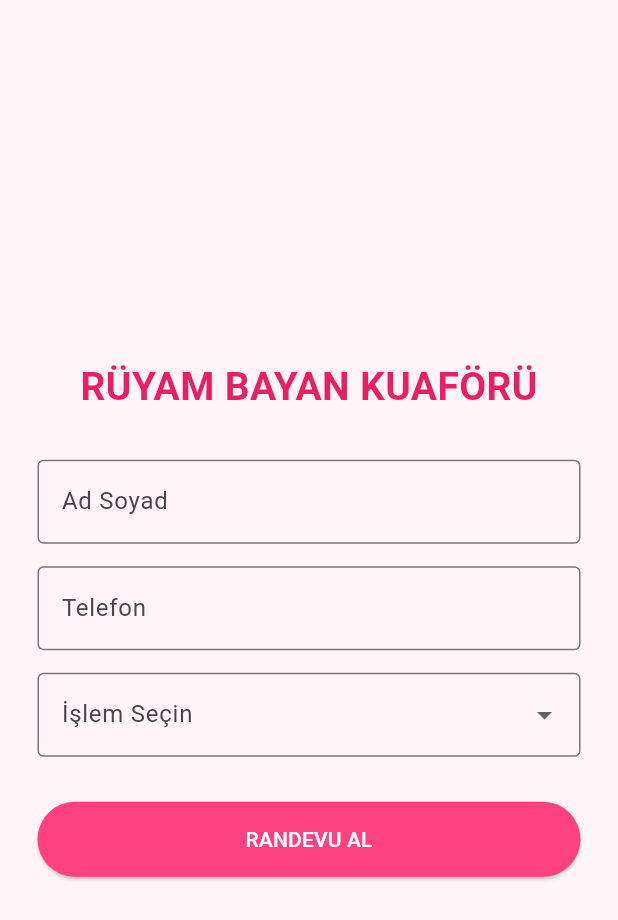
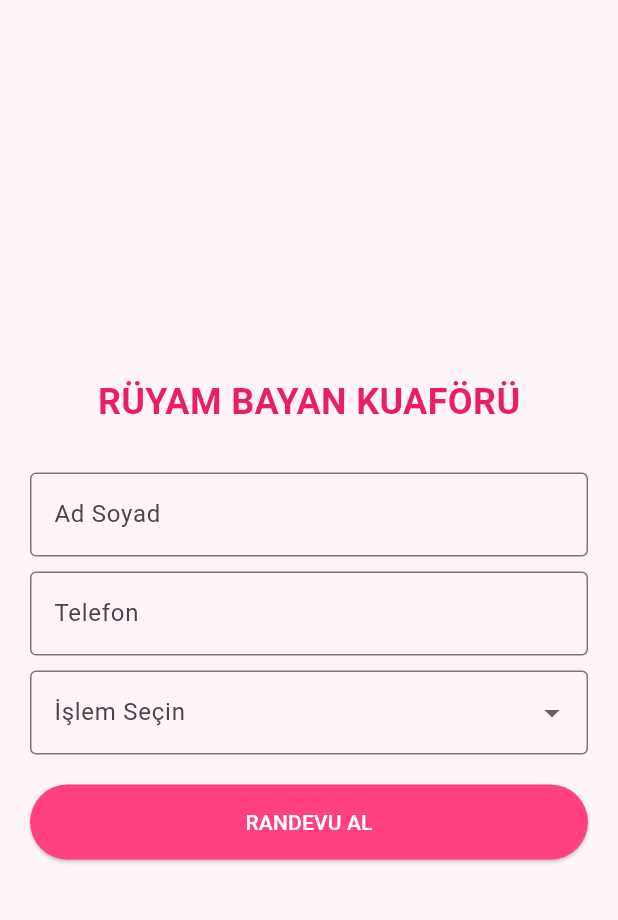
Before and after one commit to orhan504-collab/Deneme, a Flutter app: the screen it shows after launch, after a tap on "RANDEVU AL", on a phone screen of 412 x 824 dp. Shown: the top 920 px of the screen. Run offline on Flutter 3.47's test engine with Material 3 defaults, Android fonts, the phone set to English and light mode, and no system bars; our stand-ins replace supabase_flutter; accounts and stored records are empty; network calls fail.

Commit message:
Update main.dart

```diff
--- a/lib/main.dart
+++ b/lib/main.dart
@@ -7,22 +7,22 @@ void main() async {
     url: 'https://cyhrdhttgtdbgwlbtbnw.supabase.co',
     anonKey: 'sb_publishable_LIOI2vJC5XPa0Jxd1VXEEg_lxkuJWRh',
   );
-  runApp(const MaterialApp(home: RuyamWebDinamik(), debugShowCheckedModeBanner: false));
+  runApp(const MaterialApp(home: RuyamWebPage(), debugShowCheckedModeBanner: false));
 }
 
-class RuyamWebDinamik extends StatefulWidget {
-  const RuyamWebDinamik({super.key});
+class RuyamWebPage extends StatefulWidget {
+  const RuyamWebPage({super.key});
   @override
-  State<RuyamWebDinamik> createState() => _RuyamWebDinamikState();
+  State<RuyamWebPage> createState() => _RuyamWebPageState();
 }
 
-class _RuyamWebDinamikState extends State<RuyamWebDinamik> {
+class _RuyamWebPageState extends State<RuyamWebPage> {
   bool _adGoster = true;
   bool _telGoster = true;
   List<String> _hizmetler = ['Fön', 'Boya', 'Kesim'];
-  String? _secilenHizmet;
-  final _adCont = TextEditingController();
-  final _telCont = TextEditingController();
+  String? _secilen;
+  final _ad = TextEditingController();
+  final _tel = TextEditingController();
 
   @override
   void initState() {
@@ -30,7 +30,6 @@ class _RuyamWebDinamikState extends State<RuyamWebDinamik> {
     _ayarlariCek();
   }
 
-  // APK'dan yaptığınız ayarları çeker
   Future<void> _ayarlariCek() async {
     try {
       final veri = await Supabase.instance.client.from('WebAyarlari').select();
@@ -40,12 +39,12 @@ class _RuyamWebDinamikState extends State<RuyamWebDinamik> {
         if (ayar['anahtar'] == 'servisler') {
           setState(() {
             _hizmetler = (ayar['deger'] as String).split(',');
-            _secilenHizmet = _hizmetler.first;
+            if (_hizmetler.isNotEmpty) _secilen = _hizmetler.first;
           });
         }
       }
     } catch (e) {
-      debugPrint("Ayar çekme hatası: $e");
+      debugPrint("Hata: $e");
     }
   }
 
@@ -56,31 +55,31 @@ class _RuyamWebDinamikState extends State<RuyamWebDinamik> {
       body: Center(
         child: Container(
           maxWidth: 400,
-          padding: const EdgeInsets.all(25),
+          padding: const EdgeInsets.all(20),
           child: Column(
             mainAxisAlignment: MainAxisAlignment.center,
             children: [
-              const Text('RÜYAM BAYAN KUAFÖRÜ', style: TextStyle(fontSize: 26, fontWeight: FontWeight.bold, color: Colors.pink)),
+              const Text('RÜYAM BAYAN KUAFÖRÜ', style: TextStyle(fontSize: 24, fontWeight: FontWeight.bold, color: Colors.pink)),
               const SizedBox(height: 30),
-              if (_adGoster) TextField(controller: _adCont, decoration: const InputDecoration(labelText: 'Ad Soyad', border: OutlineInputBorder())),
-              if (_adGoster) const SizedBox(height: 15),
-              if (_telGoster) TextField(controller: _telCont, decoration: const InputDecoration(labelText: 'Telefon', border: OutlineInputBorder())),
-              if (_telGoster) const SizedBox(height: 15),
+              if (_adGoster) TextField(controller: _ad, decoration: const InputDecoration(labelText: 'Ad Soyad', border: OutlineInputBorder())),
+              if (_adGoster) const SizedBox(height: 10),
+              if (_telGoster) TextField(controller: _tel, decoration: const InputDecoration(labelText: 'Telefon', border: OutlineInputBorder())),
+              if (_telGoster) const SizedBox(height: 10),
               DropdownButtonFormField<String>(
-                value: _secilenHizmet,
+                value: _secilen,
                 items: _hizmetler.map((e) => DropdownMenuItem(value: e, child: Text(e))).toList(),
-                onChanged: (v) => setState(() => _secilenHizmet = v),
+                onChanged: (v) => setState(() => _secilen = v),
                 decoration: const InputDecoration(labelText: 'İşlem Seçin', border: OutlineInputBorder()),
               ),
-              const SizedBox(height: 30),
+              const SizedBox(height: 20),
               ElevatedButton(
                 onPressed: () async {
                   await Supabase.instance.client.from('RuyamDB').insert({
-                    'Ad': _adGoster ? _adCont.text : 'İsimsiz',
-                    'Tel': _telGoster ? _telCont.text : 'No Yok',
-                    'Islem': _secilenHizmet,
+                    'Ad': _adGoster ? _ad.text : 'İsimsiz',
+                    'Tel': _telGoster ? _tel.text : 'No Yok',
+                    'Islem': _secilen,
                   });
-                  ScaffoldMessenger.of(context).showSnackBar(const SnackBar(content: Text('Randevunuz Alındı! ✨')));
+                  ScaffoldMessenger.of(context).showSnackBar(const SnackBar(content: Text('Randevu Alındı! ✨')));
                 },
                 style: ElevatedButton.styleFrom(backgroundColor: Colors.pinkAccent, minimumSize: const Size(double.infinity, 50)),
                 child: const Text('RANDEVU AL', style: TextStyle(color: Colors.white)),
```
